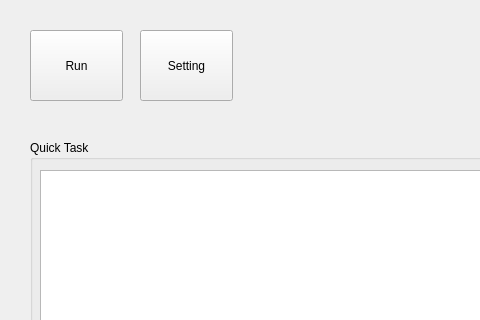
czlitony/Taskmaster, file mainwindow.ui: the form before one commit; both pictures show x 0 to 480 and y 0 to 320 of the 879 by 566 pixel window.
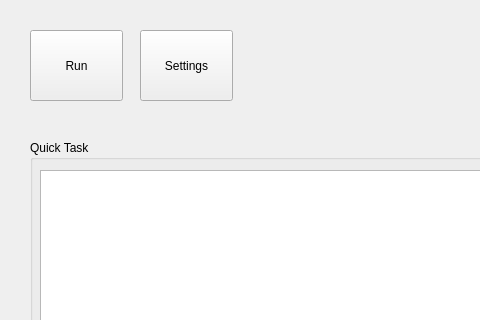
The form after the commit.

Commit message: Enable music setting

Patch:
```diff
--- a/mainwindow.ui
+++ b/mainwindow.ui
@@ -92,7 +92,7 @@
      </rect>
     </property>
     <property name="text">
-     <string>Setting</string>
+     <string>Settings</string>
     </property>
    </widget>
   </widget>
```
Left out of the diff: 4 changed lines with no effect on the pictures. The commit also changes 10 other files.
